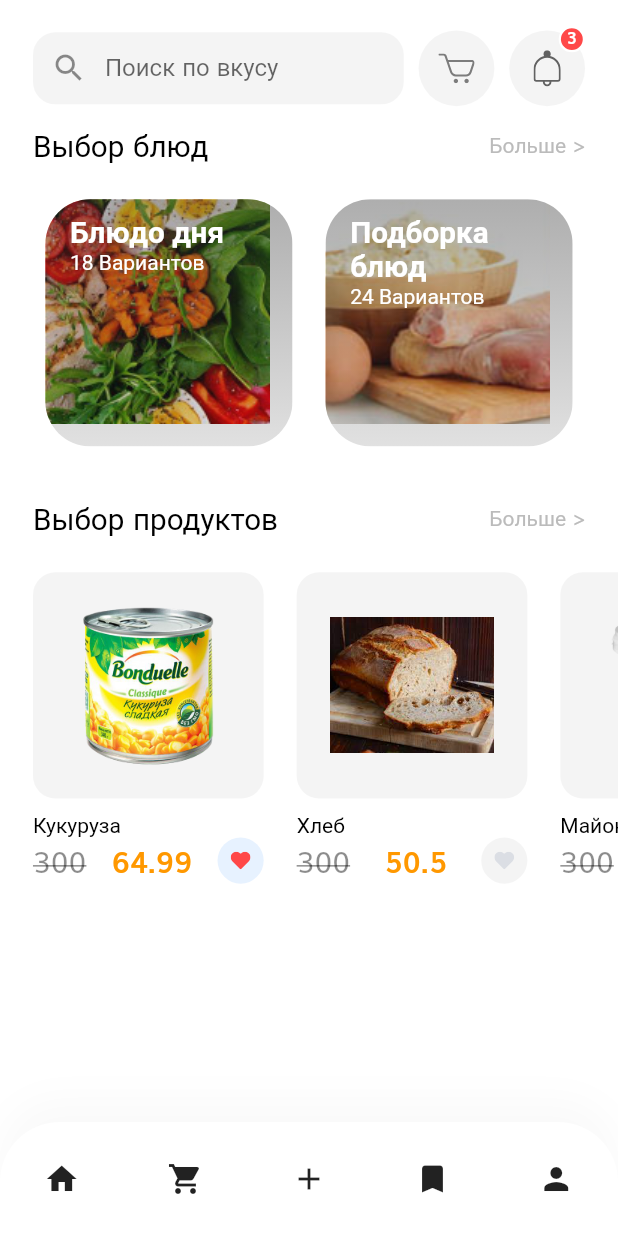
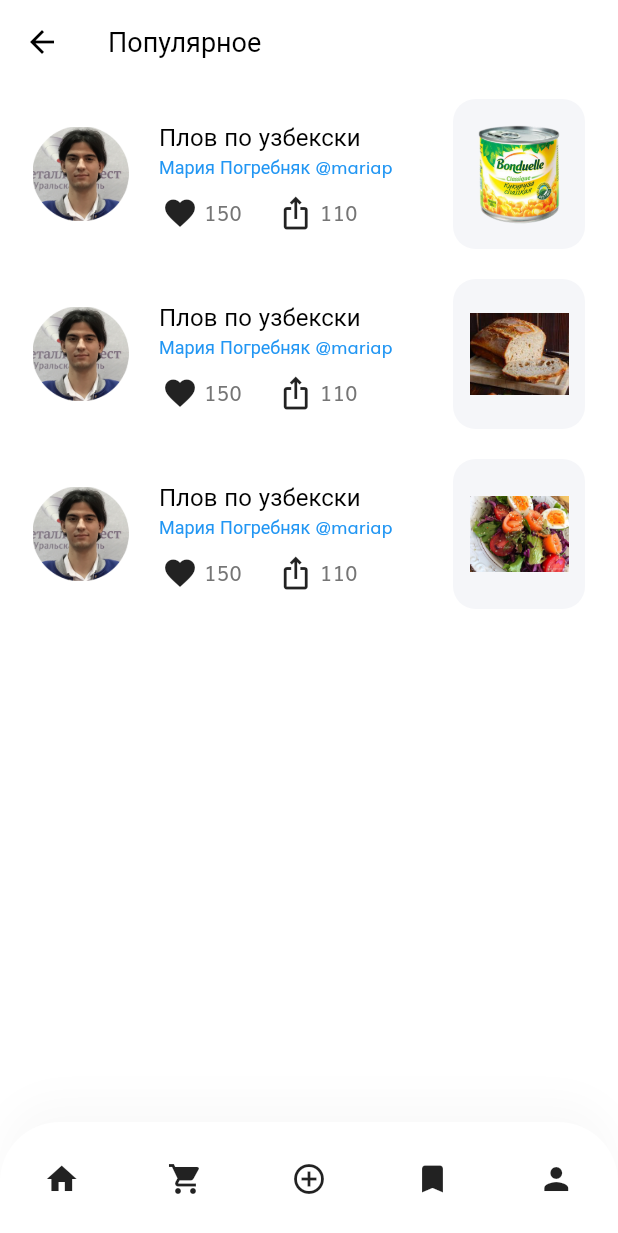
Before and after one commit to ValDagon/MorkovShop, a Flutter app: the HomeScreen screen opened by its route, after a tap on an icon or button, on a phone screen of 412 x 824 dp. Shown: the top 1233 px of the screen. Run offline on Flutter 3.47's test engine with Material 2 defaults, Android fonts, the phone set to English and light mode, and no system bars; our stand-ins replace flutter_svg.

Commit message:
Украсил главный экран, доделал дизайн разворота группы блюд

```diff
--- a/lib/components/coustom_bottom_nav_bar.dart
+++ b/lib/components/coustom_bottom_nav_bar.dart
@@ -50,7 +50,7 @@ class CustomBottomNavBar extends StatelessWidget {
                     MaterialPageRoute(builder: (context) => ShoppingList())),
               ),
               IconButton(
-                icon: Icon(Icons.add),
+                icon: Icon(Icons.add_circle_outline_outlined),
                 onPressed: () {},
               ),
               IconButton(
--- /dev/null
+++ b/lib/screens/dishes_compilation/components/body.dart
@@ -0,0 +1,50 @@
+import 'package:flutter/material.dart';
+import 'package:flutter_svg/svg.dart';
+import 'package:shop_app/models/Cart.dart';
+import 'package:shop_app/screens/dishes_compilation/components/dishes_list.dart';
+
+import '../../../size_config.dart';
+
+class Body extends StatefulWidget {
+  @override
+  _BodyState createState() => _BodyState();
+}
+
+class _BodyState extends State<Body> {
+  @override
+  Widget build(BuildContext context) {
+    return Padding(
+      padding:
+          EdgeInsets.symmetric(horizontal: getProportionateScreenWidth(20)),
+      child: ListView.builder(
+        itemCount: demoCarts.length,
+        itemBuilder: (context, index) => Padding(
+          padding: EdgeInsets.symmetric(vertical: 10),
+          child: Dismissible(
+            key: Key(demoCarts[index].product.id.toString()),
+            direction: DismissDirection.endToStart,
+            onDismissed: (direction) {
+              setState(() {
+                demoCarts.removeAt(index);
+              });
+            },
+            background: Container(
+              padding: EdgeInsets.symmetric(horizontal: 20),
+              decoration: BoxDecoration(
+                color: Color(0xFFFFE6E6),
+                borderRadius: BorderRadius.circular(15),
+              ),
+              child: Row(
+                children: [
+                  Spacer(),
+                  SvgPicture.asset("assets/icons/Trash.svg"),
+                ],
+              ),
+            ),
+            child: DishesList(cart: demoCarts[index]),
+          ),
+        ),
+      ),
+    );
+  }
+}
--- /dev/null
+++ b/lib/screens/dishes_compilation/components/dishes_list.dart
@@ -0,0 +1,78 @@
+import 'package:flutter/material.dart';
+import 'package:shop_app/models/Cart.dart';
+import 'package:shop_app/components/rounded_icon_btn.dart';
+import 'package:shop_app/models/Product.dart';
+
+import '../../../constants.dart';
+import '../../../size_config.dart';
+
+class DishesList extends StatelessWidget {
+  const DishesList({
+    Key key,
+    @required this.cart,
+  }) : super(key: key);
+
+  final Cart cart;
+
+  @override
+  Widget build(BuildContext context) {
+    return Row(
+      children: [
+        SizedBox(
+            width: 64,
+            height: 64,
+            child: Image.asset("assets/images/Profile Image.png")),
+        SizedBox(width: 20),
+        Column(
+          crossAxisAlignment: CrossAxisAlignment.start,
+          children: [
+            Text(
+              "Плов по узбекски",
+              style: TextStyle(color: Colors.black, fontSize: 16),
+              maxLines: 2,
+            ),
+            Text(
+              "Мария Погребняк @mariap",
+              style: TextStyle(color: Colors.blue, fontSize: 12),
+              maxLines: 1,
+            ),
+            SizedBox(height: 10),
+            Row(children: [
+              Padding(
+                padding: const EdgeInsets.only(right: 2.0, left: 2.0),
+                child: Icon(Icons.favorite_outlined),
+              ),
+              Padding(
+                padding: const EdgeInsets.only(right: 22.0, left: 2.0),
+                child: Text("150"),
+              ),
+              Padding(
+                padding: const EdgeInsets.only(right: 2.0, left: 2.0),
+                child: Icon(Icons.ios_share_outlined),
+              ),
+              Padding(
+                padding: const EdgeInsets.only(right: 2.0, left: 2.0),
+                child: Text("110"),
+              ),
+            ]),
+          ],
+        ),
+        Spacer(),
+        SizedBox(
+          width: 88,
+          child: AspectRatio(
+            aspectRatio: 0.88,
+            child: Container(
+              padding: EdgeInsets.all(getProportionateScreenWidth(10)),
+              decoration: BoxDecoration(
+                color: Color(0xFFF5F6F9),
+                borderRadius: BorderRadius.circular(15),
+              ),
+              child: Image.asset(cart.product.images[0]),
+            ),
+          ),
+        ),
+      ],
+    );
+  }
+}
--- /dev/null
+++ b/lib/screens/dishes_compilation/dishes_compilation_screen.dart
@@ -0,0 +1,27 @@
+import 'package:flutter/material.dart';
+import 'package:shop_app/components/coustom_bottom_nav_bar.dart';
+import 'package:shop_app/models/Cart.dart';
+import 'package:shop_app/screens/cart/components/check_out_card.dart';
+
+import 'components/body.dart';
+
+class DishesCompilationCard extends StatelessWidget {
+  static String routeName = "";
+  @override
+  Widget build(BuildContext context) {
+    return Scaffold(
+      appBar: buildAppBar(context),
+      body: Body(),
+      bottomNavigationBar: CustomBottomNavBar(),
+    );
+  }
+
+  AppBar buildAppBar(BuildContext context) {
+    return AppBar(
+      title: Text(
+        "Популярное",
+        style: TextStyle(color: Colors.black),
+      ),
+    );
+  }
+}
--- a/lib/screens/home/components/body.dart
+++ b/lib/screens/home/components/body.dart
@@ -14,7 +14,6 @@ class Body extends StatelessWidget {
       child: SingleChildScrollView(
         child: Column(
           children: [
-            SizedBox(height: getProportionateScreenHeight(20)),
             HomeHeader(),
             SizedBox(height: getProportionateScreenWidth(10)),
             // DiscountBanner(),
--- a/lib/screens/home/components/home_header.dart
+++ b/lib/screens/home/components/home_header.dart
@@ -12,22 +12,23 @@ class HomeHeader extends StatelessWidget {
 
   @override
   Widget build(BuildContext context) {
-    return Padding(
-      padding:
-          EdgeInsets.symmetric(horizontal: getProportionateScreenWidth(20)),
+    return Container(
+      height: 60,
+      color: Colors.orange,
       child: Row(
-        mainAxisAlignment: MainAxisAlignment.spaceBetween,
+        mainAxisAlignment: MainAxisAlignment.center,
         children: [
-          SearchField(),
-          IconBtnWithCounter(
-            svgSrc: "assets/icons/Cart Icon.svg",
-            press: () => Navigator.pushNamed(context, CartScreen.routeName),
-          ),
-          IconBtnWithCounter(
-            svgSrc: "assets/icons/Bell.svg",
-            numOfitem: 3,
-            press: () {},
-          ),
+          Text("Морковь", style: TextStyle(color: Colors.white, fontSize: 24))
+//          SearchField(),
+          // IconBtnWithCounter(
+          //   svgSrc: "assets/icons/Cart Icon.svg",
+          //   press: () => Navigator.pushNamed(context, CartScreen.routeName),
+          // ),
+          // IconBtnWithCounter(
+          //   svgSrc: "assets/icons/Bell.svg",
+          //   numOfitem: 3,
+          //   press: () {},
+          // ),
         ],
       ),
     );
--- a/lib/screens/home/components/special_offers.dart
+++ b/lib/screens/home/components/special_offers.dart
@@ -1,5 +1,6 @@
 import 'package:flutter/material.dart';
-import 'package:shop_app/screens/shop_list/cookie_page.dart';
+import 'package:shop_app/screens/dishes_compilation/dishes_compilation_screen.dart';
+import 'package:shop_app/screens/products_type/cookie_page.dart';
 import 'package:shop_app/screens/shopping_list/shopping_list.dart';
 import '../../../size_config.dart';
 import 'section_title.dart';
@@ -65,7 +66,10 @@ class SpecialOfferCard extends StatelessWidget {
     return Padding(
       padding: EdgeInsets.only(left: getProportionateScreenWidth(20)),
       child: GestureDetector(
-        onTap: () {},
+        onTap: () {
+          Navigator.push(context,
+              MaterialPageRoute(builder: (context) => DishesCompilationCard()));
+        },
         child: SizedBox(
           width: getProportionateScreenWidth(150),
           height: getProportionateScreenWidth(150),
--- a/lib/screens/shop_list/cookie_detail.dart
+++ b/lib/screens/products_type/cookie_detail.dart
@@ -1,5 +1,5 @@
 import 'package:flutter/material.dart';
-import 'package:shop_app/screens/shop_list/bottom_bar.dart';
+import 'package:shop_app/screens/products_type/bottom_bar.dart';
 
 class CookieDetail extends StatelessWidget {
   final assetPath, cookieprice, cookiename;
--- a/lib/screens/shop_list/cookie_page.dart
+++ b/lib/screens/products_type/cookie_page.dart
@@ -1,5 +1,5 @@
 import 'package:flutter/material.dart';
-import 'package:shop_app/screens/shop_list/cookie_detail.dart';
+import 'package:shop_app/screens/products_type/cookie_detail.dart';
 
 class CookiePage extends StatelessWidget {
   @override
```
Also changed, not shown: assets/images/plov.png (added), lib/screens/products_type/bottom_bar.dart (renamed from lib/screens/shop_list/bottom_bar.dart).
